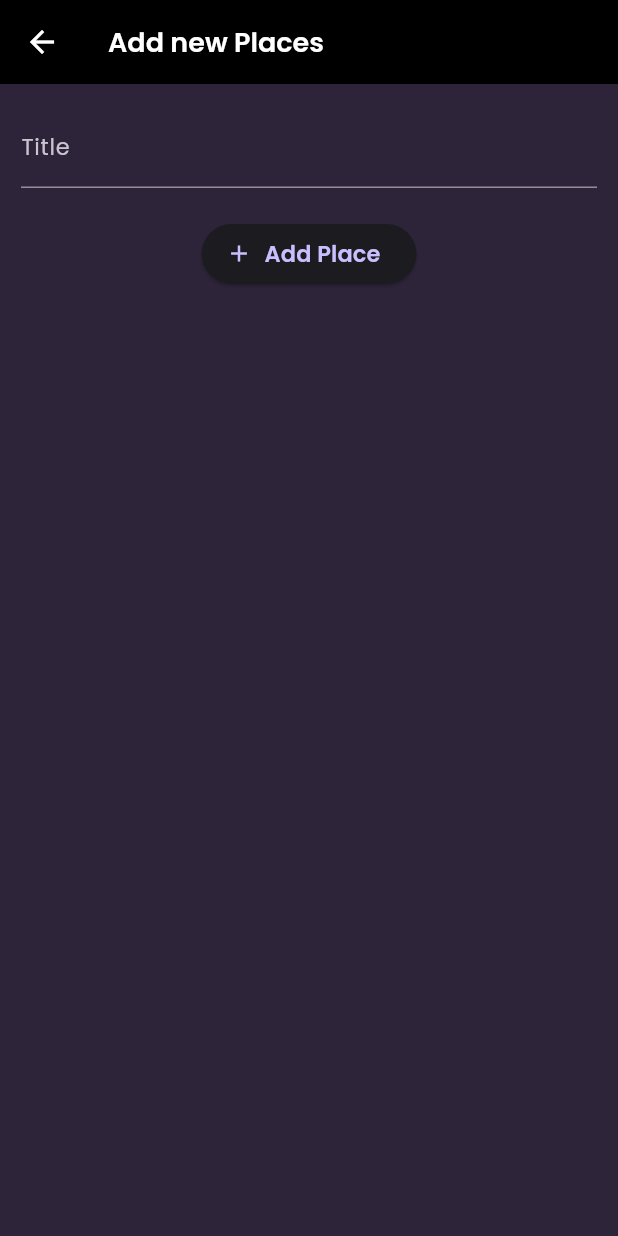
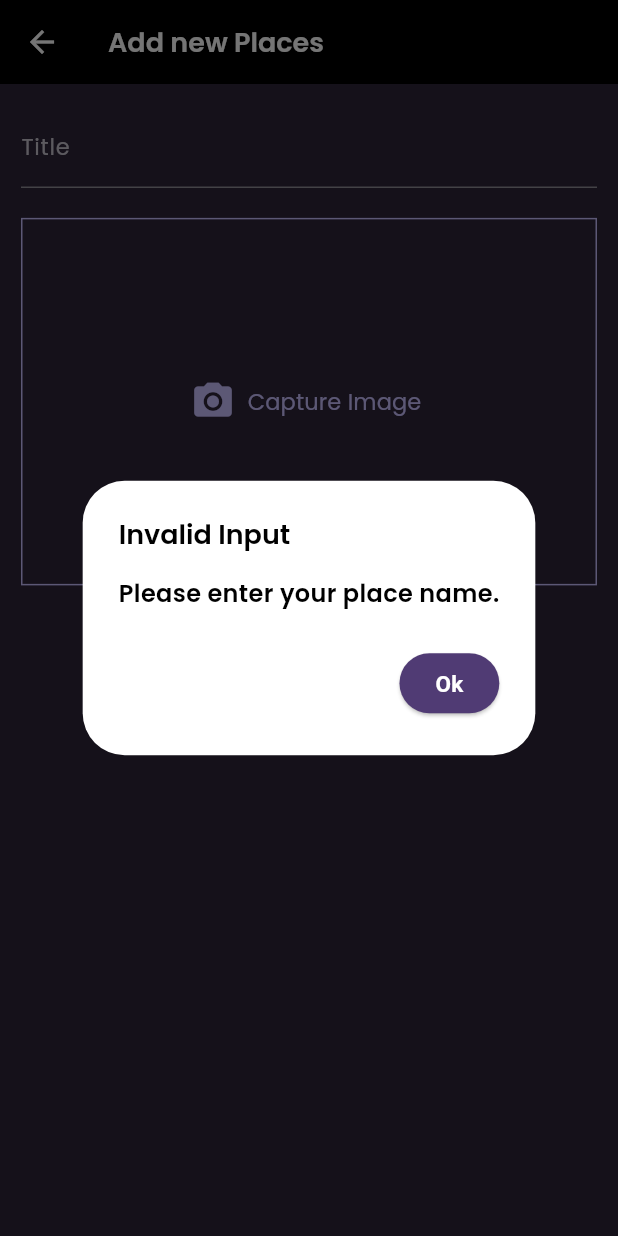
Before and after one commit to Riddhi887/Favourite_Place, a Flutter app: the AddPlaceScreen screen opened directly, after a tap on "Add Place", on a phone screen of 412 x 824 dp. Run offline on Flutter 3.47's test engine with Material 3 defaults, Android fonts, the phone set to English and light mode, and no system bars; our stand-ins replace flutter_riverpod, google_fonts.

Commit message:
Basic App Features and Navigation using RiverPod

```diff
--- a/lib/providers/user_places.dart
+++ b/lib/providers/user_places.dart
@@ -2,7 +2,7 @@
 
 import 'package:favourite_place/models/place.dart';
 import 'package:flutter_riverpod/legacy.dart';
-import 'package:riverpod/riverpod.dart';
+
 
 class UserPlacesNotifier extends StateNotifier<List<Place>> {
   //constructor function UserPlacesNotifier() that points to the parent class using super and gives initial state here is empty list ... state managed by riverpod must not be added to the memory
@@ -19,4 +19,8 @@ class UserPlacesNotifier extends StateNotifier<List<Place>> {
   }
 }
 
-final userPlacesProvider = StateNotifierProvider((ref) => UserPlacesNotifier());
+//StateNotifierProvider will take UserPlacesNotifier, List<Place> as parameter to watch it and display it tells dart userPlaces in places.dart is actually list of places of user
+final userPlacesProvider = StateNotifierProvider<UserPlacesNotifier, List<Place>>
+(
+  (ref) => UserPlacesNotifier(),
+);
--- a/lib/screens/add_place.dart
+++ b/lib/screens/add_place.dart
@@ -1,19 +1,78 @@
+import 'package:favourite_place/providers/user_places.dart';
+import 'package:favourite_place/widgets/image_input.dart';
 import 'package:flutter/material.dart';
+import 'package:flutter_riverpod/flutter_riverpod.dart';
 import 'package:google_fonts/google_fonts.dart';
 
-class AddPlaceScreen extends StatefulWidget {
+class AddPlaceScreen extends ConsumerStatefulWidget {
   const AddPlaceScreen({super.key});
 
   @override
-  State<StatefulWidget> createState() {
+  ConsumerState<AddPlaceScreen> createState() {
     return _AddPlaceScreen();
   }
 }
 
-class _AddPlaceScreen extends State<AddPlaceScreen> {
-
+class _AddPlaceScreen extends ConsumerState<AddPlaceScreen> {
   //creating controller
   final _titleController = TextEditingController();
+
+  //saving the text
+  void _savePlace() {
+    final enteredTitle = _titleController.text;
+
+    if (enteredTitle.isEmpty) {
+      showDialog(
+        context: context,
+        builder: (ctx) => AlertDialog(
+          title: Text(
+            'Invalid Input',
+            style: GoogleFonts.poppins(
+              // choose any Google font
+              fontSize: 18,
+              fontWeight: FontWeight.w600,
+              color: Colors.black,
+            ),
+          ),
+          content: Text(
+            'Please enter your place name.',
+            style: GoogleFonts.poppins(
+              // choose any Google font
+              fontSize: 16,
+              fontWeight: FontWeight.w600,
+              color: Colors.black,
+            ),
+          ),
+          backgroundColor: Colors.white,
+          actions: [
+            ElevatedButton(
+              onPressed: Navigator.of(ctx).pop,
+              style: ButtonStyle(
+                backgroundColor: WidgetStateProperty.all(
+                  const Color.fromARGB(255, 80, 59, 116),
+                  ),
+                  ),
+              child: Text(
+                'Ok',
+                style: GoogleFonts.aBeeZee(
+                  // choose any Google font
+                  fontSize: 15,
+                  fontWeight: FontWeight.w600,
+                  color: const Color.fromARGB(255, 255, 255, 255),
+                ),
+              ),
+            ),
+          ],
+        ),
+      );
+      return;
+    }
+
+    //accessing the provider
+    ref.read(userPlacesProvider.notifier).addPlace(enteredTitle);
+
+    Navigator.of(context).pop();
+  }
 
   //disposing controller after use
   @override
@@ -42,9 +101,12 @@ class _AddPlaceScreen extends State<AddPlaceScreen> {
         child: Column(
           children: [
             TextField(
-              decoration:  InputDecoration(
-                labelText: 'Title', labelStyle: GoogleFonts.poppins(fontSize: 15),),
-                controller: _titleController,         //flutter manages the user input for you
+              decoration: InputDecoration(
+                labelText: 'Title',
+                labelStyle: GoogleFonts.poppins(fontSize: 15),
+              ),
+              controller:
+                  _titleController, //flutter manages the user input for you
               style: GoogleFonts.aBeeZee(
                 textStyle: Theme.of(context).textTheme.titleMedium!.copyWith(
                   color: Theme.of(context).colorScheme.onSurface,
@@ -53,10 +115,15 @@ class _AddPlaceScreen extends State<AddPlaceScreen> {
             ),
 
             const SizedBox(height: 20),
+
+            //Image Input
+            ImageInput(),
+
+            const SizedBox(height: 20),
             ElevatedButton.icon(
-              onPressed: (){},
+              onPressed: _savePlace,
               icon: Icon(Icons.add),
-              label:  Text(
+              label: Text(
                 'Add Place',
                 style: GoogleFonts.poppins(
                   fontSize: 15,
@@ -67,7 +134,6 @@ class _AddPlaceScreen extends State<AddPlaceScreen> {
           ],
         ),
       ),
-
     );
   }
 }
--- /dev/null
+++ b/lib/widgets/image_input.dart
@@ -0,0 +1,41 @@
+import 'package:flutter/material.dart';
+import 'package:google_fonts/google_fonts.dart';
+
+class ImageInput extends StatefulWidget {
+  const ImageInput({super.key});
+
+  @override
+  State<StatefulWidget> createState() {
+    return _ImageInputState();
+  }
+}
+
+class _ImageInputState extends State<ImageInput> {
+  //method to open camera and take pictures
+  //used image_picker package
+  void _takePicture() {
+
+  }
+  @override
+  Widget build(BuildContext context) {
+    return Container(
+      decoration: BoxDecoration(
+        border: Border.all(
+          width: 1,
+          color: Theme.of(context).colorScheme.primary.withValues(),
+        ),
+      ),
+      height: 245,
+      width: double.infinity,
+      alignment: Alignment.center,
+      child: TextButton.icon(
+        icon: Icon(Icons.camera_alt, size: 30),
+        label: Text(
+          'Capture Image',
+          style: GoogleFonts.poppins(fontSize: 15, fontWeight: FontWeight.w400),
+        ),
+        onPressed: _takePicture,
+      ),
+    );
+  }
+}
--- a/pubspec.yaml
+++ b/pubspec.yaml
@@ -38,6 +38,7 @@ dependencies:
   google_fonts: ^6.3.3
   uuid: ^4.5.2
   flutter_riverpod: ^3.0.3
+  image_picker: ^1.2.1
 
 dev_dependencies:
   flutter_test:
```
Also changed, not shown: lib/screens/place_details.dart (added, +34 -0 lines), lib/screens/places.dart (+7 -3 lines), lib/widgets/places_list.dart (+16 -2 lines), lib/screens/places_details.dart (deleted), pubspec.lock, 6 other files. Lines whose indentation alone changed are shown as unchanged.
